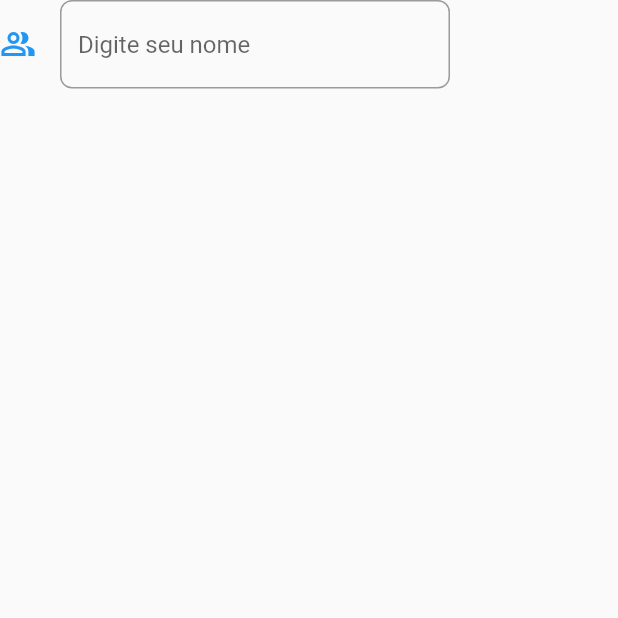
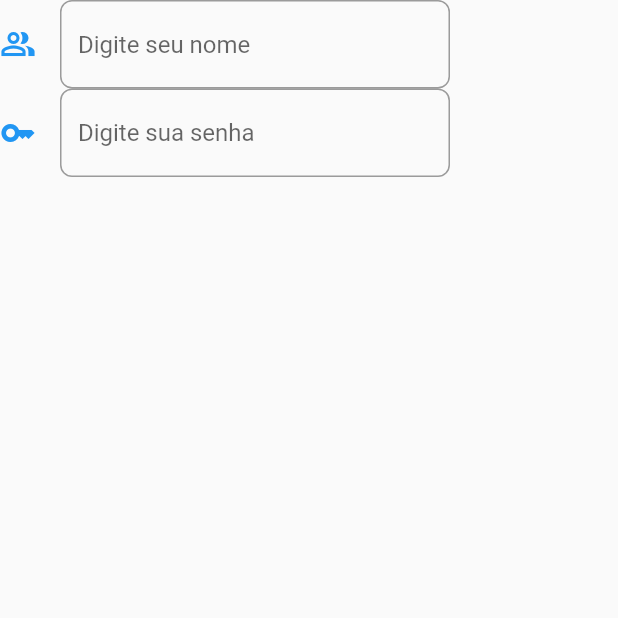
Before and after one commit to danielvieira95/DESM-2, a Flutter app: the MyWidget screen opened directly, on a phone screen of 412 x 824 dp, the top half of it. Run offline on Flutter 3.47's test engine with Material 2 defaults, Android fonts, the light colour scheme and no system bars; our stand-ins replace audioplayers; statements that could not run were skipped.

Commit message:
app aula 13
Text form field senha

```diff
--- a/Apps-TB/aula13_app_correcaoformativa/lib/login.dart
+++ b/Apps-TB/aula13_app_correcaoformativa/lib/login.dart
@@ -33,6 +33,15 @@ class _MyWidgetState extends State<MyWidget> {
                   controller: user,
 
                 ),
+                TextFormField(
+                  keyboardType: TextInputType.name,
+                  decoration: InputDecoration(border: OutlineInputBorder(borderRadius: BorderRadius.circular(8)),
+                  icon: Icon(Icons.key_outlined,color: Colors.blue,),
+                  hintText: "Digite sua senha"),// Mensagem no text form field
+                  // icone do textformfield
+                  controller: senha,
+
+                ),
               ],
             ),
 
```
